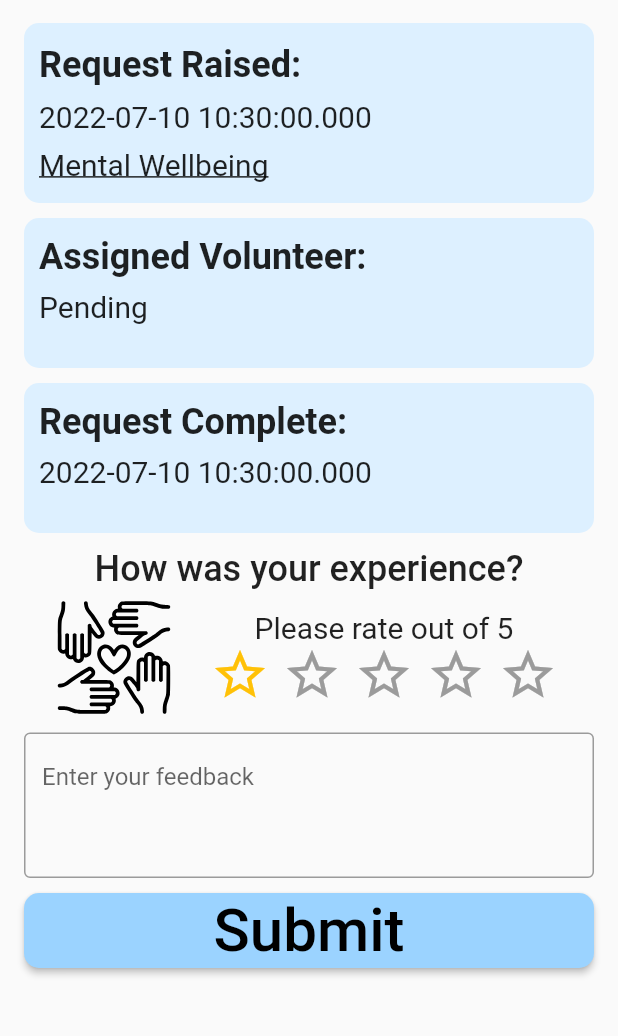
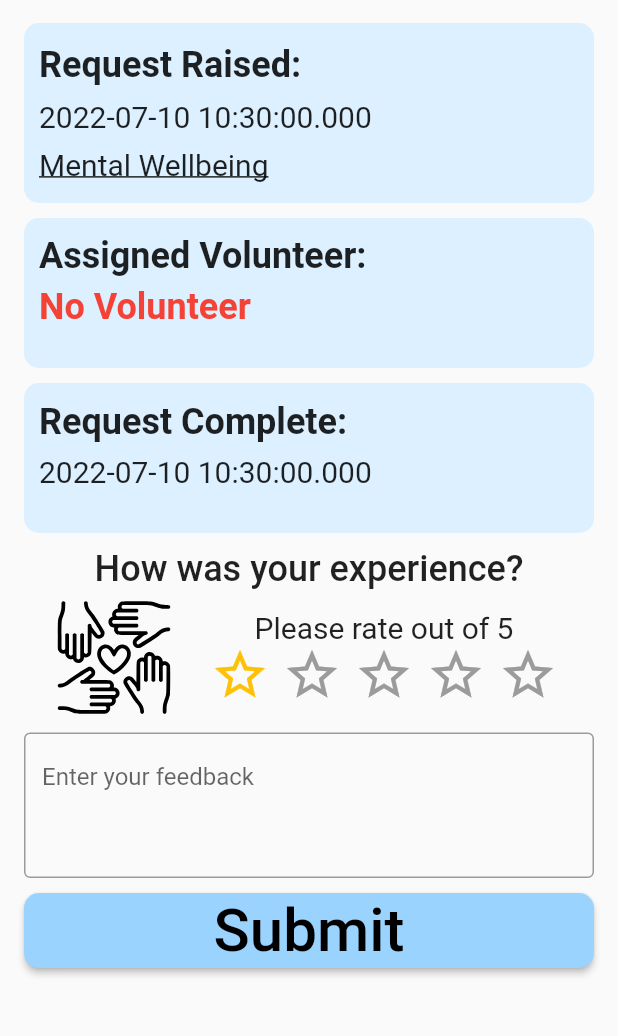
Before and after one commit to tchiong/lifehack2022, a Flutter app: the BeneficiaryRequestScreen screen opened directly with empty values, after a tap on "Complete", on a phone screen of 412 x 824 dp, the part 133-1169 px from its top. Run offline on Flutter 3.47's test engine with Material 2 defaults, Android fonts, the phone set to English and light mode, and no system bars; drawn by our look-alikes of flutter_rating_bar; our stand-ins replace firebase_core, firebase_database, flutter_svg; accounts and stored records are empty.

Commit message:
Fix pending

```diff
--- a/kindness_network/lib/beneficiary_screen/beneficiary_feedback_screen.dart
+++ b/kindness_network/lib/beneficiary_screen/beneficiary_feedback_screen.dart
@@ -88,14 +88,20 @@ class _BeneficiaryFeedbackScreenState extends State<BeneficiaryFeedbackScreen> {
                   child: Column(
                     crossAxisAlignment: CrossAxisAlignment.start,
                     mainAxisAlignment: MainAxisAlignment.spaceEvenly,
-                    children: const [
-                      Text("Assigned Volunteer:",
+                    children: [
+                      const Text("Assigned Volunteer:",
                           style: TextStyle(
                               fontSize: 24, fontWeight: FontWeight.w600)),
-                      Text("Pending", // Change to request.acceptedId's name
-                          style: TextStyle(
-                              fontSize: 20, fontWeight: FontWeight.w400)),
-                      SizedBox(
+                      widget.request.isAccepted
+                          ? Text(widget.request.acceptedId.toString(),
+                              style: const TextStyle(
+                                  fontSize: 24, fontWeight: FontWeight.w600))
+                          : const Text("No Volunteer",
+                              style: TextStyle(
+                                  fontSize: 24,
+                                  fontWeight: FontWeight.w600,
+                                  color: Colors.red)),
+                      const SizedBox(
                         height: 10,
                       ),
                     ],
--- a/kindness_network/lib/beneficiary_screen/beneficiary_pending_request_screen.dart
+++ b/kindness_network/lib/beneficiary_screen/beneficiary_pending_request_screen.dart
@@ -76,7 +76,7 @@ class _BeneficiaryPendingRequestScreenState
                                     fontWeight: FontWeight.w400,
                                     decoration: TextDecoration.underline)),
                             request.isAccepted
-                                ? Text(request.requesterId.toString(),
+                                ? Text(request.acceptedId.toString(),
                                     style: const TextStyle(
                                         fontSize: 24,
                                         fontWeight: FontWeight.w600))
--- a/kindness_network/lib/beneficiary_screen/beneficiary_request_screen.dart
+++ b/kindness_network/lib/beneficiary_screen/beneficiary_request_screen.dart
@@ -119,14 +119,20 @@ class _BeneficiaryRequestScreenState extends State<BeneficiaryRequestScreen> {
                   child: Column(
                     crossAxisAlignment: CrossAxisAlignment.start,
                     mainAxisAlignment: MainAxisAlignment.spaceEvenly,
-                    children: const [
-                      Text("Assigned Volunteer:",
+                    children: [
+                      const Text("Assigned Volunteer:",
                           style: TextStyle(
                               fontSize: 24, fontWeight: FontWeight.w600)),
-                      Text("Pending", // Change to request.acceptedId's name
-                          style: TextStyle(
-                              fontSize: 20, fontWeight: FontWeight.w400)),
-                      SizedBox(
+                      widget.request.isAccepted
+                          ? Text(widget.request.acceptedId.toString(),
+                              style: const TextStyle(
+                                  fontSize: 24, fontWeight: FontWeight.w600))
+                          : const Text("No Volunteer",
+                              style: TextStyle(
+                                  fontSize: 24,
+                                  fontWeight: FontWeight.w600,
+                                  color: Colors.red)),
+                      const SizedBox(
                         height: 10,
                       ),
                     ],
```
